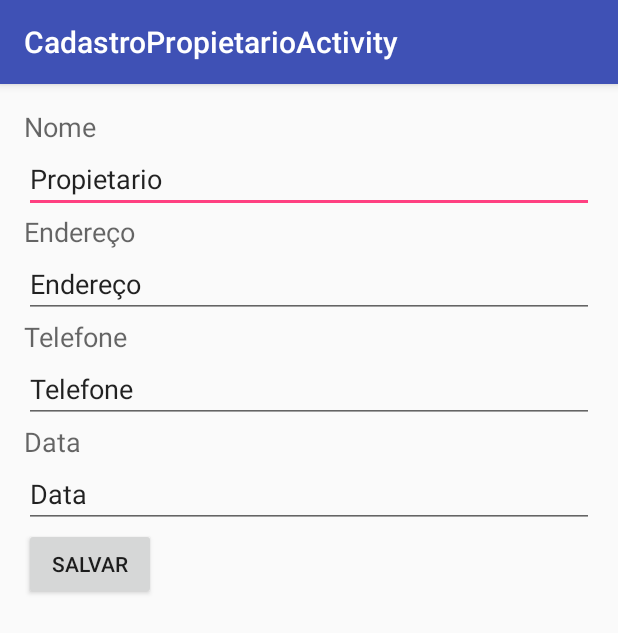
After one commit to Daniel-1993/AluguelCarro, an Android app: the CadastroPropietarioActivity screen opened directly, with no data from a screen before it, on a phone screen of 412 x 824 dp. The commit adds this screen. Shown: the top 633 px of the screen. Run offline under Robolectric (Android 15) with nearby library versions, the phone set to English and light mode, and no system bars.

Commit message:
Classe de cadastro de propietario e tela inicial

```diff
--- a/app/build.gradle
+++ b/app/build.gradle
@@ -23,4 +23,6 @@ dependencies {
     compile fileTree(dir: 'libs', include: ['*.jar'])
     testCompile 'junit:junit:4.12'
     compile 'com.android.support:appcompat-v7:23.4.0'
+    compile 'com.android.support:design:23.4.0'
+    compile 'com.github.satyan:sugar:1.5'
 }
--- /dev/null
+++ b/app/src/main/java/com/example/daniel/aluguelcarro/CadastroPropietarioActivity.java
@@ -0,0 +1,43 @@
+package com.example.daniel.aluguelcarro;
+
+import android.os.Bundle;
+import android.support.design.widget.FloatingActionButton;
+import android.support.design.widget.Snackbar;
+import android.support.v7.app.AppCompatActivity;
+import android.support.v7.widget.Toolbar;
+import android.view.View;
+import android.widget.Button;
+import android.widget.EditText;
+import android.widget.TextView;
+
+import com.example.daniel.aluguelcarro.models.Propietario;
+
+public class CadastroPropietarioActivity extends AppCompatActivity {
+    private EditText idPropietario, idEndereco, idTelefone, idData;
+
+    @Override
+    protected void onCreate(Bundle savedInstanceState) {
+        super.onCreate(savedInstanceState);
+        setContentView(R.layout.activity_cadastro_propietario);
+        Toolbar toolbar = (Toolbar) findViewById(R.id.toolbar);
+        setSupportActionBar(toolbar);
+
+        idPropietario = (EditText) findViewById(R.id.idPropietario);
+        idEndereco = (EditText) findViewById(R.id.idEndereco);
+        idTelefone = (EditText) findViewById(R.id.idTelefone);
+        idData = (EditText) findViewById(R.id.idData);
+
+
+        Button btnSalvar = (Button) findViewById(R.id.btnSalvar);
+
+
+        btnSalvar.setOnClickListener(new View.OnClickListener() {
+            @Override
+            public void onClick(View view) {
+                Propietario p = new Propietario(idPropietario.getText().toString(), idEndereco.getText().toString(), idTelefone.getText().toString(), idData.getText().toString());
+                p.save();
+            }
+    });
+
+}
+}
--- /dev/null
+++ b/app/src/main/res/layout/activity_cadastro_propietario.xml
@@ -0,0 +1,26 @@
+<?xml version="1.0" encoding="utf-8"?>
+<android.support.design.widget.CoordinatorLayout xmlns:android="http://schemas.android.com/apk/res/android"
+    xmlns:app="http://schemas.android.com/apk/res-auto"
+    xmlns:tools="http://schemas.android.com/tools"
+    android:layout_width="match_parent"
+    android:layout_height="match_parent"
+    android:fitsSystemWindows="true"
+    tools:context="com.example.daniel.aluguelcarro.CadastroPropietarioActivity">
+
+    <android.support.design.widget.AppBarLayout
+        android:layout_width="match_parent"
+        android:layout_height="wrap_content"
+        android:theme="@style/AppTheme.AppBarOverlay">
+
+        <android.support.v7.widget.Toolbar
+            android:id="@+id/toolbar"
+            android:layout_width="match_parent"
+            android:layout_height="?attr/actionBarSize"
+            android:background="?attr/colorPrimary"
+            app:popupTheme="@style/AppTheme.PopupOverlay" />
+
+    </android.support.design.widget.AppBarLayout>
+
+    <include layout="@layout/content_cadastro_propietario" />
+
+</android.support.design.widget.CoordinatorLayout>
--- /dev/null
+++ b/app/src/main/res/layout/content_cadastro_propietario.xml
@@ -0,0 +1,85 @@
+<?xml version="1.0" encoding="utf-8"?>
+<LinearLayout xmlns:android="http://schemas.android.com/apk/res/android"
+    xmlns:app="http://schemas.android.com/apk/res-auto"
+    xmlns:tools="http://schemas.android.com/tools"
+    android:layout_width="match_parent"
+    android:layout_height="match_parent"
+    android:paddingBottom="@dimen/activity_vertical_margin"
+    android:paddingLeft="@dimen/activity_horizontal_margin"
+    android:paddingRight="@dimen/activity_horizontal_margin"
+    android:paddingTop="@dimen/activity_vertical_margin"
+    app:layout_behavior="@string/appbar_scrolling_view_behavior"
+    tools:context="com.example.daniel.aluguelcarro.CadastroPropietarioActivity"
+    tools:showIn="@layout/activity_cadastro_propietario"
+    android:orientation="vertical">
+
+    <TextView
+        android:layout_width="wrap_content"
+        android:layout_height="wrap_content"
+        android:textAppearance="?android:attr/textAppearanceMedium"
+        android:text="Nome"
+        android:id="@+id/textView"
+        android:layout_alignParentTop="true"
+        android:layout_alignParentEnd="true"
+        android:layout_marginEnd="202dp" />
+
+    <EditText
+        android:layout_width="match_parent"
+        android:layout_height="wrap_content"
+        android:inputType="textPersonName"
+        android:text="Propietario"
+        android:ems="10"
+        android:id="@+id/idPropietario" />
+
+    <TextView
+        android:layout_width="wrap_content"
+        android:layout_height="wrap_content"
+        android:textAppearance="?android:attr/textAppearanceMedium"
+        android:text="Endereço"
+        android:id="@+id/textView2" />
+
+    <EditText
+        android:layout_width="match_parent"
+        android:layout_height="wrap_content"
+        android:inputType="textPersonName"
+        android:text="Endereço"
+        android:ems="10"
+        android:id="@+id/idEndereco" />
+
+    <TextView
+        android:layout_width="wrap_content"
+        android:layout_height="wrap_content"
+        android:textAppearance="?android:attr/textAppearanceMedium"
+        android:text="Telefone"
+        android:id="@+id/textView3" />
+
+    <EditText
+        android:layout_width="match_parent"
+        android:layout_height="wrap_content"
+        android:inputType="textPersonName"
+        android:text="Telefone"
+        android:ems="10"
+        android:id="@+id/idTelefone" />
+
+    <TextView
+        android:layout_width="wrap_content"
+        android:layout_height="wrap_content"
+        android:textAppearance="?android:attr/textAppearanceMedium"
+        android:text="Data"
+        android:id="@+id/textView4" />
+
+    <EditText
+        android:layout_width="match_parent"
+        android:layout_height="wrap_content"
+        android:inputType="textPersonName"
+        android:text="Data"
+        android:ems="10"
+        android:id="@+id/idData" />
+
+    <Button
+        android:layout_width="wrap_content"
+        android:layout_height="wrap_content"
+        android:text="Salvar"
+        android:id="@+id/btnSalvar" />
+
+</LinearLayout>
--- /dev/null
+++ b/app/src/main/res/values-v21/styles.xml
@@ -0,0 +1,9 @@
+<resources>
+
+    <style name="AppTheme.NoActionBar">
+        <item name="windowActionBar">false</item>
+        <item name="windowNoTitle">true</item>
+        <item name="android:windowDrawsSystemBarBackgrounds">true</item>
+        <item name="android:statusBarColor">@android:color/transparent</item>
+    </style>
+</resources>
--- a/app/src/main/res/values/dimens.xml
+++ b/app/src/main/res/values/dimens.xml
@@ -2,4 +2,5 @@
     <!-- Default screen margins, per the Android Design guidelines. -->
     <dimen name="activity_horizontal_margin">16dp</dimen>
     <dimen name="activity_vertical_margin">16dp</dimen>
+    <dimen name="fab_margin">16dp</dimen>
 </resources>
--- a/app/src/main/res/values/strings.xml
+++ b/app/src/main/res/values/strings.xml
@@ -1,3 +1,4 @@
 <resources>
     <string name="app_name">AluguelCarro</string>
+    <string name="title_activity_cadastro_propietario">CadastroPropietarioActivity</string>
 </resources>
--- a/app/src/main/res/values/styles.xml
+++ b/app/src/main/res/values/styles.xml
@@ -8,4 +8,13 @@
         <item name="colorAccent">@color/colorAccent</item>
     </style>
 
+    <style name="AppTheme.NoActionBar">
+        <item name="windowActionBar">false</item>
+        <item name="windowNoTitle">true</item>
+    </style>
+
+    <style name="AppTheme.AppBarOverlay" parent="ThemeOverlay.AppCompat.Dark.ActionBar" />
+
+    <style name="AppTheme.PopupOverlay" parent="ThemeOverlay.AppCompat.Light" />
+
 </resources>
```
Also changed, not shown: app/src/main/AndroidManifest.xml (+13 -1 lines), app/src/main/java/com/example/daniel/aluguelcarro/MainActivity.java (+17 -0 lines), app/src/main/java/com/example/daniel/aluguelcarro/models/Propietario.java (added, +57 -0 lines), app/src/main/res/layout/activity_main.xml (+6 -2 lines).
